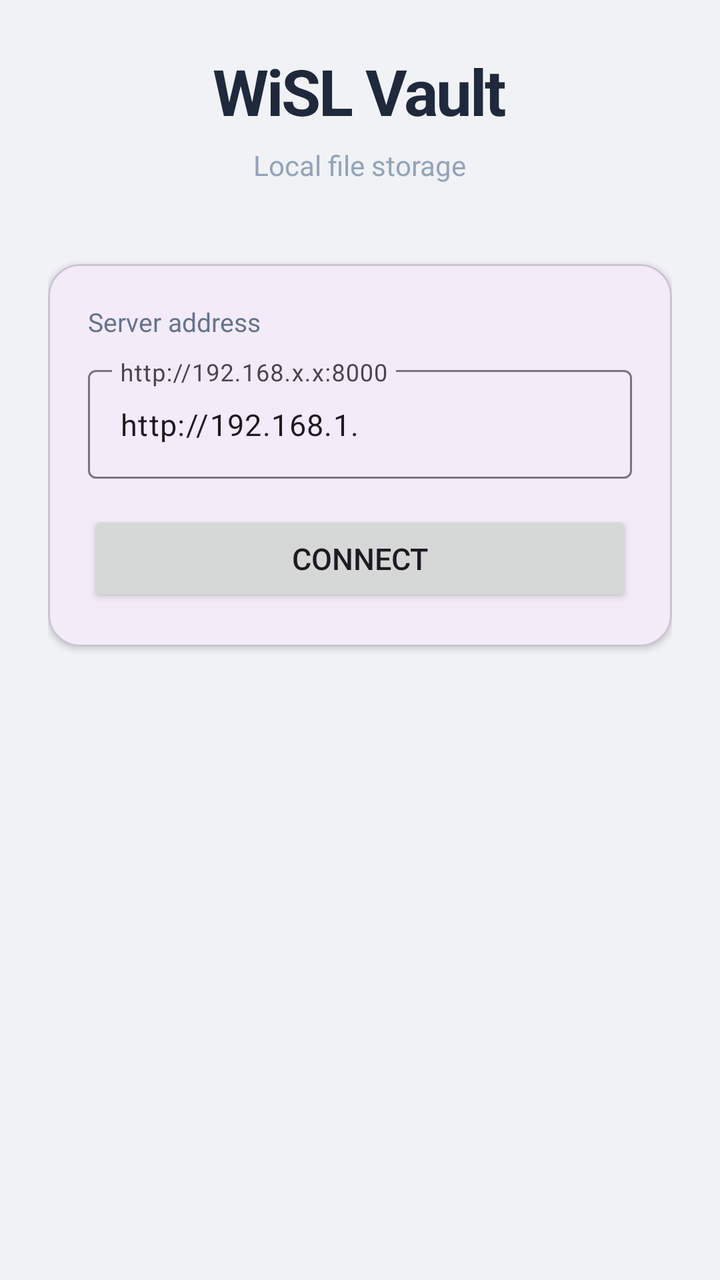
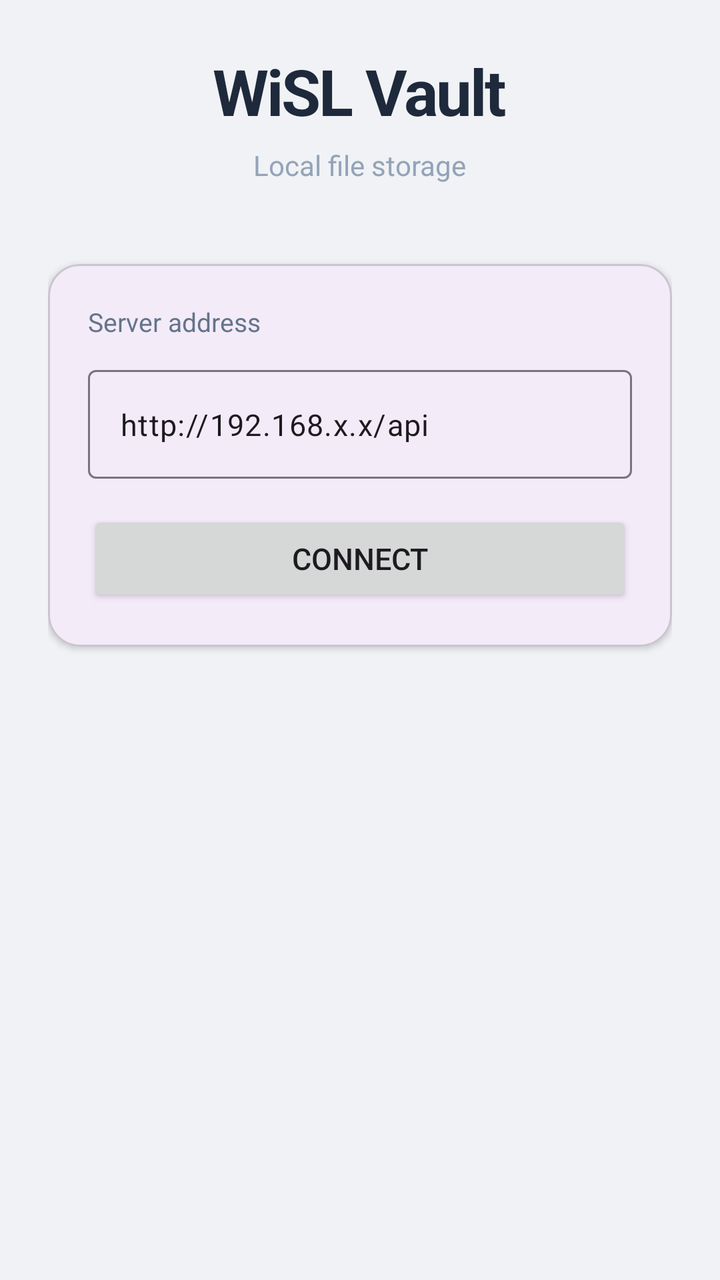

The first picture is an Android layout as it rendered before a commit; the second is the same layout after the commit. The layout source and the unified diff follow.
<!-- AndroidManifest.xml: application theme Theme.WiSLVault -->
<!-- res/layout/fragment_first.xml -->
<?xml version="1.0" encoding="utf-8"?>
<androidx.core.widget.NestedScrollView xmlns:android="http://schemas.android.com/apk/res/android"
    xmlns:app="http://schemas.android.com/apk/res-auto"
    android:layout_width="match_parent"
    android:layout_height="match_parent"
    android:background="#f0f2f5"
    android:fillViewport="true">

    <LinearLayout
        android:layout_width="match_parent"
        android:layout_height="wrap_content"
        android:orientation="vertical"
        android:gravity="center_horizontal"
        android:padding="24dp"
        android:paddingTop="64dp">

        
        <TextView
            android:layout_width="wrap_content"
            android:layout_height="wrap_content"
            android:text="@string/app_name"
            android:textSize="32sp"
            android:textStyle="bold"
            android:textColor="#1e293b"
            android:letterSpacing="-0.03"
            android:layout_marginBottom="6dp" />

        <TextView
            android:layout_width="wrap_content"
            android:layout_height="wrap_content"
            android:text="@string/app_subtitle"
            android:textSize="14sp"
            android:textColor="#94a3b8"
            android:layout_marginBottom="40dp" />

        
        <com.google.android.material.card.MaterialCardView
            android:layout_width="match_parent"
            android:layout_height="wrap_content"
            app:cardElevation="2dp"
            app:cardCornerRadius="16dp"
            android:layout_marginBottom="16dp">

            <LinearLayout
                android:layout_width="match_parent"
                android:layout_height="wrap_content"
                android:orientation="vertical"
                android:padding="20dp">

                <TextView
                    android:layout_width="wrap_content"
                    android:layout_height="wrap_content"
                    android:text="@string/server_address_label"
                    android:textSize="13sp"
                    android:textColor="#64748b"
                    android:layout_marginBottom="10dp" />

                <com.google.android.material.textfield.TextInputLayout
                    android:layout_width="match_parent"
                    android:layout_height="wrap_content"
                    android:layout_marginBottom="16dp"
                    style="@style/Widget.Material3.TextInputLayout.OutlinedBox">

                    <com.google.android.material.textfield.TextInputEditText
                        android:id="@+id/editServerUrl"
                        android:layout_width="match_parent"
                        android:layout_height="wrap_content"
                        android:inputType="textUri"
                        android:imeOptions="actionDone"
                        android:singleLine="true"
                        android:text="http://192.168.1."
                        android:textSize="15sp"
                        android:hint="@string/server_url_hint" />

                </com.google.android.material.textfield.TextInputLayout>

                <Button
                    android:id="@+id/btnConnect"
                    android:layout_width="match_parent"
                    android:layout_height="wrap_content"
                    android:text="@string/btn_connect"
                    android:textSize="15sp"
                    android:paddingVertical="12dp" />

                
                <ProgressBar
                    android:id="@+id/progressConnect"
                    android:layout_width="wrap_content"
                    android:layout_height="wrap_content"
                    android:layout_gravity="center_horizontal"
                    android:layout_marginTop="12dp"
                    android:visibility="gone" />

            </LinearLayout>
        </com.google.android.material.card.MaterialCardView>

        
        <TextView
            android:id="@+id/tvError"
            android:layout_width="match_parent"
            android:layout_height="wrap_content"
            android:background="#fef2f2"
            android:padding="14dp"
            android:textColor="#dc2626"
            android:textSize="13sp"
            android:lineSpacingMultiplier="1.3"
            android:visibility="gone" />

    </LinearLayout>

</androidx.core.widget.NestedScrollView>
<!-- resources referenced by this layout -->
<resources>
  <string name="app_name">WiSL Vault</string>
  <string name="app_subtitle">Local file storage</string>
  <string name="btn_connect">Connect</string>
  <string name="server_address_label">Server address</string>
  <string name="server_url_hint" translatable="false">http://192.168.x.x:8000</string>
  <style name="Theme.WiSLVault" parent="Base.Theme.WiSLVault" />
  <style name="Base.Theme.WiSLVault" parent="Theme.Material3.DayNight.NoActionBar">
          
          
      </style>
</resources>

<!-- the commit's change to res/layout/fragment_first.xml (unified diff, before → after) -->
@@ -56,21 +56,21 @@
                     android:layout_marginBottom="10dp" />
 
                 <com.google.android.material.textfield.TextInputLayout
+                    style="@style/Widget.Material3.TextInputLayout.OutlinedBox"
                     android:layout_width="match_parent"
                     android:layout_height="wrap_content"
                     android:layout_marginBottom="16dp"
-                    style="@style/Widget.Material3.TextInputLayout.OutlinedBox">
+                    android:orientation="horizontal">
 
                     <com.google.android.material.textfield.TextInputEditText
                         android:id="@+id/editServerUrl"
                         android:layout_width="match_parent"
                         android:layout_height="wrap_content"
+                        android:imeOptions="actionDone"
                         android:inputType="textUri"
-                        android:imeOptions="actionDone"
                         android:singleLine="true"
-                        android:text="http://192.168.1."
-                        android:textSize="15sp"
-                        android:hint="@string/server_url_hint" />
+                        android:text="@string/server_url_hint"
+                        android:textSize="15sp" />
 
                 </com.google.android.material.textfield.TextInputLayout>
 
<!-- resource entries referenced after the edit -->
@@ -4,7 +4,7 @@
   <string name="app_subtitle">Local file storage</string>
   <string name="btn_connect">Connect</string>
   <string name="server_address_label">Server address</string>
-  <string name="server_url_hint" translatable="false">http://192.168.x.x:8000</string>
+  <string name="server_url_hint" translatable="false">http://192.168.x.x/api</string>
   <style name="Theme.WiSLVault" parent="Base.Theme.WiSLVault" />
   <style name="Base.Theme.WiSLVault" parent="Theme.Material3.DayNight.NoActionBar">
           
